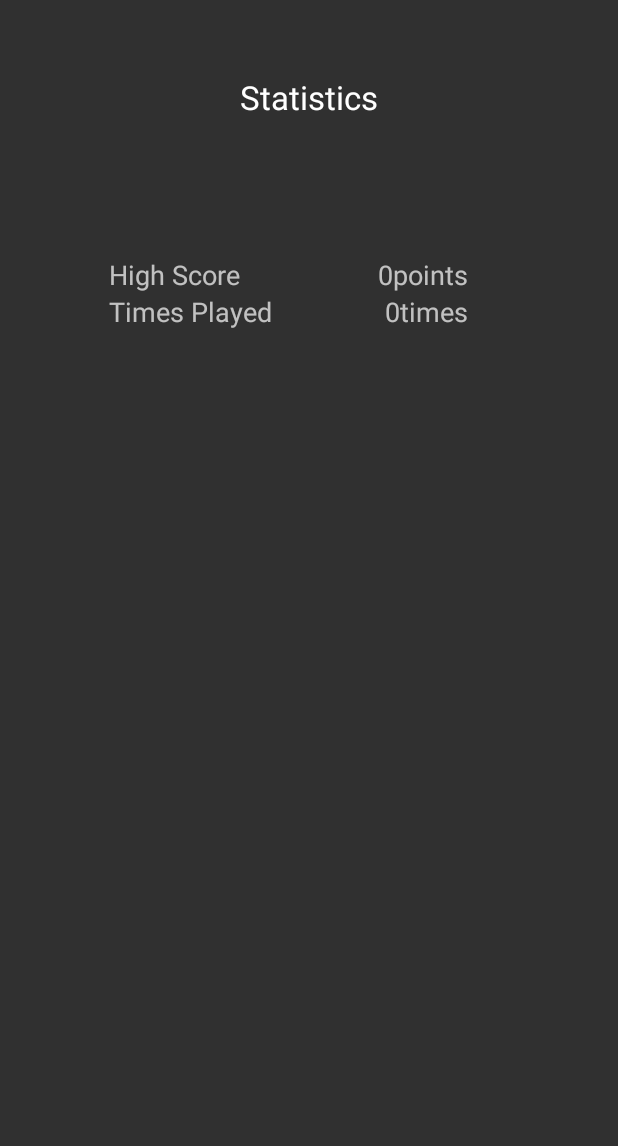
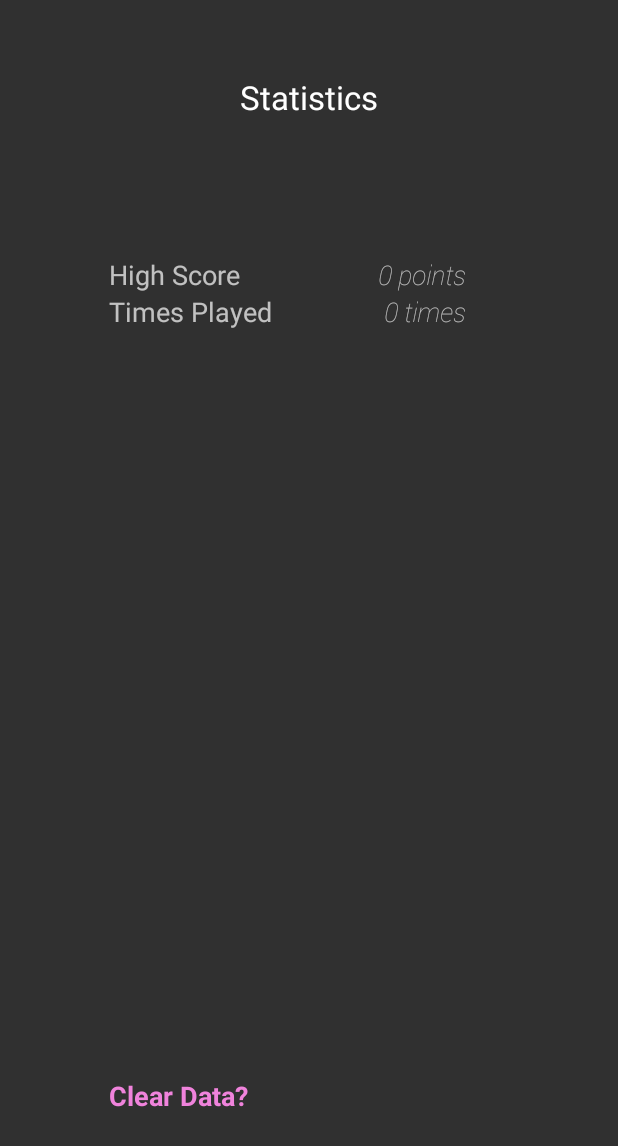
Before and after one commit to somethingscripted/Tappers, an Android app: the screen it shows after launch (StatActivity), after a tap on "STATS", on a phone screen of 412 x 824 dp. Shown: the top 1146 px of the screen. Run offline under Robolectric (Android 15) with nearby library versions, the phone set to English and light mode, and no system bars; libraries missing offline, so code that uses them is left out: com.vstechlab.easyfonts, uk.co.chrisjenx; 1 statement that could not run was skipped.

Commit message:
Add "Clear Data" form & Misc

```diff
--- a/app/build.gradle
+++ b/app/build.gradle
@@ -6,7 +6,7 @@ android {
 
     defaultConfig {
         applicationId "com.example.benjamin.tappers"
-        minSdkVersion 10
+        minSdkVersion 11
         targetSdkVersion 24
         versionCode 1
         versionName "1.0"
@@ -24,4 +24,8 @@ dependencies {
     testCompile 'junit:junit:4.12'
     compile 'com.android.support:appcompat-v7:24.1.1'
     compile 'com.android.support:support-v4:24.1.1'
+    compile 'com.vstechlab.easyfonts:easyfonts:1.0.0'
+    compile 'uk.co.chrisjenx:calligraphy:2.2.0'
+
+
 }
--- a/app/src/main/java/com/example/benjamin/tappers/MainScreen.java
+++ b/app/src/main/java/com/example/benjamin/tappers/MainScreen.java
@@ -1,9 +1,15 @@
 package com.example.benjamin.tappers;
 
+import android.content.res.AssetManager;
+import android.graphics.Typeface;
 import android.support.v7.app.AppCompatActivity;
 import android.os.Bundle;
 import android.content.Intent;
 import android.view.View;
+
+import java.util.Locale;
+
+import uk.co.chrisjenx.calligraphy.CalligraphyConfig;
 
 public class MainScreen extends AppCompatActivity {
 
@@ -11,6 +17,12 @@ public class MainScreen extends AppCompatActivity {
     protected void onCreate(Bundle savedInstanceState) {
         super.onCreate(savedInstanceState);
         setContentView(R.layout.activity_main_screen);
+
+        CalligraphyConfig.initDefault(new CalligraphyConfig.Builder()
+                .setDefaultFontPath("fonts/Roboto-ThinItalic.ttf")
+                .setFontAttrId(R.attr.fontPath)
+                .build()
+        );
     }
 
     public void playButtonClick(View v){
--- /dev/null
+++ b/app/src/main/res/anim/pulse.xml
@@ -0,0 +1,22 @@
+<?xml version="1.0" encoding="utf-8"?>
+<set xmlns:android="http://schemas.android.com/apk/res/android"
+    android:interpolator="@android:anim/decelerate_interpolator">
+
+
+    <alpha
+        android:fromAlpha="1.0"
+        android:toAlpha="0.1" />
+
+    <scale
+        android:duration="300"
+        android:fromXScale="1"
+        android:fromYScale="1"
+        android:pivotX="50%"
+        android:pivotY="50%"
+        android:repeatCount="0"
+        android:repeatMode="reverse"
+        android:toXScale="1.5"
+        android:toYScale="1.5" />
+
+
+</set>
--- a/app/src/main/res/layout/activity_main_screen.xml
+++ b/app/src/main/res/layout/activity_main_screen.xml
@@ -5,7 +5,6 @@
     android:layout_height="match_parent"
     android:paddingBottom="@dimen/activity_vertical_margin"
     android:paddingLeft="@dimen/activity_horizontal_margin"
-    android:paddingRight="@dimen/activity_horizontal_margin"
     android:paddingTop="@dimen/activity_vertical_margin"
     tools:context="com.example.benjamin.tappers.MainScreen"
     android:id="@+id/screenMain">
--- a/app/src/main/res/layout/activity_stat_screen.xml
+++ b/app/src/main/res/layout/activity_stat_screen.xml
@@ -41,7 +41,8 @@
         android:id="@+id/highScoreValue"
         android:layout_above="@+id/timesPlayedText"
         android:layout_toRightOf="@+id/textView"
-        android:layout_toEndOf="@+id/textView" />
+        android:layout_toEndOf="@+id/textView"
+        android:gravity="right" />
 
     <TextView
         android:layout_width="wrap_content"
@@ -51,5 +52,22 @@
         android:id="@+id/timesPlayedValue"
         android:layout_below="@+id/highScoreValue"
         android:layout_alignRight="@+id/highScoreValue"
-        android:layout_alignEnd="@+id/highScoreValue" />
+        android:layout_alignEnd="@+id/highScoreValue"
+        android:gravity="right" />
+
+    <TextView
+        android:layout_width="wrap_content"
+        android:layout_height="wrap_content"
+        android:textAppearance="?android:attr/textAppearanceMedium"
+        android:text="Clear Data?"
+        android:id="@+id/clearText"
+        android:onClick="clear"
+        android:layout_alignParentBottom="true"
+        android:layout_alignLeft="@+id/timesPlayedText"
+        android:layout_alignStart="@+id/timesPlayedText"
+        android:layout_marginBottom="81dp"
+        android:clickable="true"
+        android:textColor="#f083dc"
+        android:textStyle="bold" />
+
 </RelativeLayout>
--- a/app/src/main/res/values/styles.xml
+++ b/app/src/main/res/values/styles.xml
@@ -6,6 +6,7 @@
         <item name="colorPrimary">@color/colorPrimary</item>
         <item name="colorPrimaryDark">@color/colorPrimaryDark</item>
         <item name="colorAccent">@color/colorAccent</item>
+
     </style>
 
 </resources>
--- a/build.gradle
+++ b/build.gradle
@@ -16,6 +16,12 @@ allprojects {
     repositories {
         jcenter()
     }
+
+    repositories {
+        maven {
+            url "https://jitpack.io"
+        }
+    }
 }
 
 task clean(type: Delete) {
--- /dev/null
+++ b/calligraphy-2.2.0/build.gradle
@@ -0,0 +1,2 @@
+configurations.maybeCreate("default")
+artifacts.add("default", file('calligraphy-2.2.0.aar'))
--- a/gradle.properties
+++ b/gradle.properties
@@ -16,3 +16,8 @@
 # This option should only be used with decoupled projects. More details, visit
 # http://www.gradle.org/docs/current/userguide/multi_project_builds.html#sec:decoupled_projects
 # org.gradle.parallel=true
+
+ANDROID_BUILD_MIN_SDK_VERSION=8
+ANDROID_BUILD_TARGET_SDK_VERSION=21
+ANDROID_BUILD_TOOLS_VERSION=21.1.3
+ANDROID_BUILD_SDK_VERSION=21
--- a/settings.gradle
+++ b/settings.gradle
@@ -1 +1 @@
-include ':app'
+include ':app', ':calligraphy-2.2.0'
```
Also changed, not shown: app/src/main/java/com/example/benjamin/tappers/PlayActivity.java (+10 -2 lines), app/src/main/java/com/example/benjamin/tappers/StatActivity.java (+62 -8 lines), app/src/main/assets/fonts/Roboto-ThinItalic.ttf (added), 1 other file.
